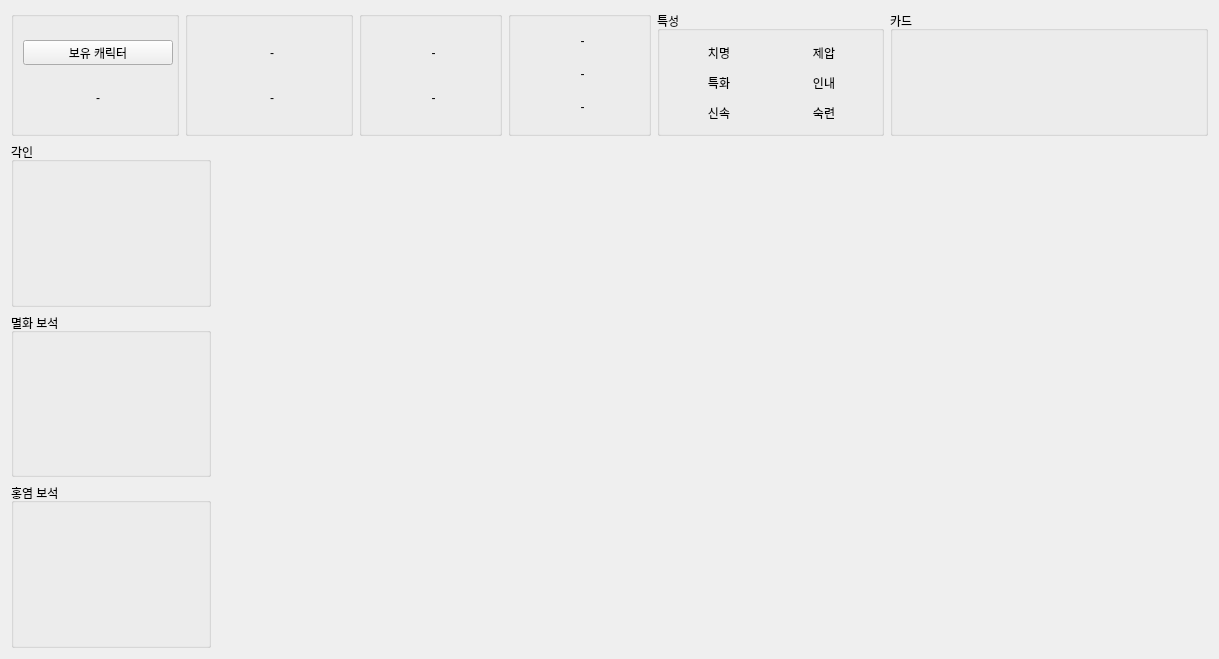
Wseop/loa-manager-qt-client, file ui/character/character_widget.ui: the form before one commit.
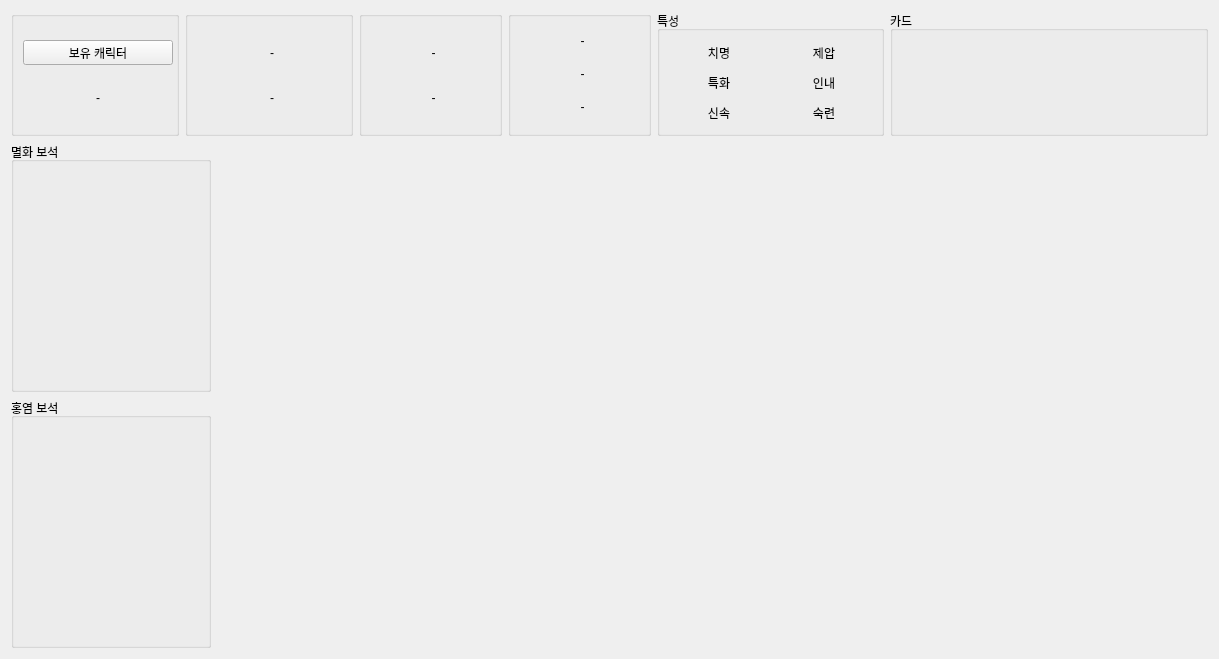
The form after the commit.

```diff
--- a/ui/character/character_widget.ui
+++ b/ui/character/character_widget.ui
@@ -495,18 +495,7 @@
     <layout class="QHBoxLayout" name="hLayoutAccessory"/>
    </item>
    <item>
-    <widget class="QGroupBox" name="groupEngrave">
-     <property name="maximumSize">
-      <size>
-       <width>200</width>
-       <height>16777215</height>
-      </size>
-     </property>
-     <property name="title">
-      <string>각인</string>
-     </property>
-     <layout class="QHBoxLayout" name="hLayoutEngrave"/>
-    </widget>
+    <layout class="QHBoxLayout" name="hLayoutStoneBraceletEngrave"/>
    </item>
    <item>
     <widget class="QGroupBox" name="groupGemMyul">
```
